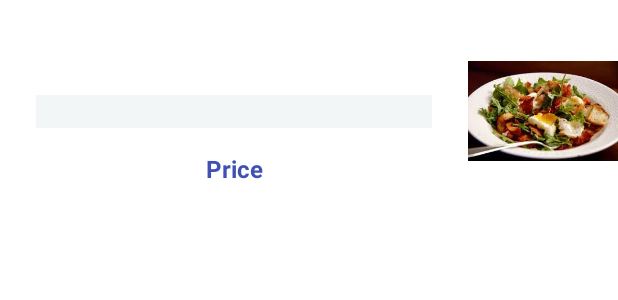
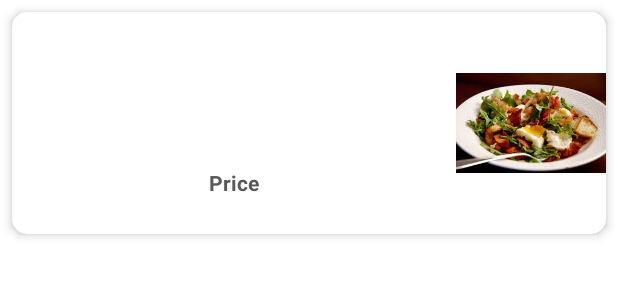
Before and after one commit to babouchka22/MAndroidERestaurant, an Android app: the layout dish_item.xml on its own in the app's theme, with its tools: preview values and no code run, on a phone screen of 412 x 824 dp. Shown: the top 300 px of the screen. Run offline under Robolectric (Android 15) with nearby library versions, the phone set to English and light mode, and no system bars; network calls fail; Roboto replaces fonts that are not available here.

Commit message:
commit tentative carousel

```diff
--- a/app/src/main/java/fr/isen/perigot/androiderestaurant/BasketActivity.kt
+++ b/app/src/main/java/fr/isen/perigot/androiderestaurant/BasketActivity.kt
@@ -10,6 +10,7 @@ import fr.isen.perigot.androiderestaurant.modele.Items
 class BasketActivity : AppCompatActivity() {
     private lateinit var binding : ActivityBasketBinding
    // private lateinit var item: BasketItem
+   private lateinit var food: String
     override fun onCreate(savedInstanceState: Bundle?) {
         super.onCreate(savedInstanceState)
 
@@ -18,6 +19,9 @@ class BasketActivity : AppCompatActivity() {
         setContentView(binding.root)
         //setContentView(R.layout.activity_basket)
 
+
+        val actionBar = supportActionBar
+        actionBar?.title = "Votre Panier"
 
         loadList()
 
--- a/app/src/main/java/fr/isen/perigot/androiderestaurant/BasketAdapter.kt
+++ b/app/src/main/java/fr/isen/perigot/androiderestaurant/BasketAdapter.kt
@@ -13,7 +13,6 @@ import fr.isen.perigot.androiderestaurant.databinding.CelluleBasketBinding
 class BasketAdapter(private val items: List<BasketItem>,
     val deleteDishClickListener: (BasketItem) -> Unit)
     : RecyclerView.Adapter<BasketAdapter.BasketViewHolder>()  {
-
 
     class BasketViewHolder(binding: CelluleBasketBinding) : RecyclerView.ViewHolder(binding.root) {
         val dishName: TextView = binding.dishname
--- a/app/src/main/java/fr/isen/perigot/androiderestaurant/DescriptionActivity.kt
+++ b/app/src/main/java/fr/isen/perigot/androiderestaurant/DescriptionActivity.kt
@@ -10,6 +10,7 @@ import android.view.View
 import android.widget.*
 //import android.widget.Toolbar
 import androidx.appcompat.widget.Toolbar
+import androidx.viewpager.widget.ViewPager
 import com.google.android.material.snackbar.Snackbar
 import com.squareup.picasso.Picasso
 import fr.isen.perigot.androiderestaurant.databinding.ActivityDescriptionDishBinding
@@ -104,7 +105,10 @@ class DescriptionActivity : AppCompatActivity() {
             invalidateOptionsMenu()
         }
 
-
+        val dishes = mutableListOf<Items>()
+        val viewPager: ViewPager = findViewById(R.id.viewPager)
+        val adapter = ViewPagerAdapter(dishes)
+        viewPager.adapter = adapter
 
        // cartBadge = findViewById(R.id.cart_badge)
       // cartBadgeContainer = findViewById(R.id.cart_badge_container)
--- a/app/src/main/java/fr/isen/perigot/androiderestaurant/DishAdapter.kt
+++ b/app/src/main/java/fr/isen/perigot/androiderestaurant/DishAdapter.kt
@@ -28,7 +28,7 @@ class DishAdapter(private var dishes: List<Items>, val onItemClickListener: (Ite
 
     override fun onBindViewHolder(holder: DishAdapter.DishViewHolder, position: Int) {
 
-        holder.sellPrice.text = dishes[position].prices[0].price
+        holder.sellPrice.text = "Prix "+dishes[position].prices[0].price+"€"
         holder.dishTitle.text = dishes[position].nameFr
         holder.itemView.setOnClickListener {
             onItemClickListener(dishes[position])
--- a/app/src/main/res/layout/cellule_basket.xml
+++ b/app/src/main/res/layout/cellule_basket.xml
@@ -42,7 +42,7 @@
             android:layout_height="wrap_content"
             android:layout_marginEnd="32dp"
             android:backgroundTint="@color/black"
-            android:textSize="10dp"
+            android:textSize="12sp"
             android:textStyle="bold"
             app:layout_constraintBottom_toBottomOf="parent"
             app:layout_constraintEnd_toStartOf="@+id/amountquantity"
@@ -54,7 +54,7 @@
             android:layout_height="wrap_content"
             android:layout_marginEnd="32dp"
             android:backgroundTint="@color/black"
-            android:textSize="10dp"
+            android:textSize="12sp"
             android:textStyle="bold"
             app:layout_constraintBottom_toBottomOf="parent"
             app:layout_constraintEnd_toEndOf="parent"
@@ -83,6 +83,7 @@
             android:layout_marginStart="24dp"
             android:layout_marginTop="8dp"
             android:backgroundTint="@color/black"
+            android:textSize="12sp"
             android:textStyle="bold"
             app:layout_constraintBottom_toBottomOf="parent"
             app:layout_constraintStart_toEndOf="@+id/dishPicture"
@@ -95,6 +96,7 @@
             android:layout_marginStart="24dp"
             android:layout_marginTop="8dp"
             android:backgroundTint="@color/black"
+            android:textSize="12sp"
             android:textStyle="bold"
             app:layout_constraintBottom_toBottomOf="parent"
             app:layout_constraintStart_toEndOf="@+id/unityprice"
--- a/app/src/main/res/layout/dish_item.xml
+++ b/app/src/main/res/layout/dish_item.xml
@@ -1,7 +1,15 @@
 <?xml version="1.0" encoding="utf-8"?>
-<androidx.constraintlayout.widget.ConstraintLayout xmlns:android="http://schemas.android.com/apk/res/android"
+
+<androidx.cardview.widget.CardView xmlns:android="http://schemas.android.com/apk/res/android"
     xmlns:app="http://schemas.android.com/apk/res-auto"
     xmlns:tools="http://schemas.android.com/tools"
+    android:layout_width="match_parent"
+    android:layout_height="wrap_content"
+    android:layout_margin="8dp"
+    app:cardCornerRadius="10dp"
+    app:cardElevation="4dp">
+
+    <androidx.constraintlayout.widget.ConstraintLayout
         android:layout_width="match_parent"
         android:layout_height="wrap_content">
 
@@ -11,12 +19,12 @@
             android:layout_height="wrap_content"
             android:layout_marginStart="24dp"
             android:layout_marginEnd="24dp"
-        android:background="#F3F6F6"
+            android:background="#FFFFFF"
             android:fontFamily="sans-serif"
             android:gravity="center"
             android:textAlignment="center"
             android:textColor="#00BCD4"
-        android:textSize="16sp"
+            android:textSize="20sp"
             android:textStyle="bold"
             app:layout_constraintBottom_toBottomOf="@+id/dishImage"
             app:layout_constraintEnd_toStartOf="@+id/dishImage"
@@ -41,11 +49,13 @@
             android:layout_height="wrap_content"
             android:layout_marginTop="16dp"
             android:text="Price"
-        android:textColor="#3F51B5"
-        android:textSize="16sp"
+            android:textColor="#5A5959"
+            android:textSize="14sp"
             android:textStyle="bold"
-        app:layout_constraintTop_toBottomOf="@+id/dishTitle"
             app:layout_constraintEnd_toEndOf="@+id/dishTitle"
-        app:layout_constraintStart_toStartOf="@+id/dishTitle" />
+            app:layout_constraintStart_toStartOf="@+id/dishTitle"
+            app:layout_constraintTop_toBottomOf="@+id/dishTitle" />
 
 </androidx.constraintlayout.widget.ConstraintLayout>
+
+    </androidx.cardview.widget.CardView>
```
Also changed, not shown: app/src/main/java/fr/isen/perigot/androiderestaurant/ViewPagerAdapter.kt (added, +47 -0 lines), app/src/main/res/layout/activity_description_dish.xml (+10 -0 lines). Lines whose indentation alone changed are shown as unchanged.
